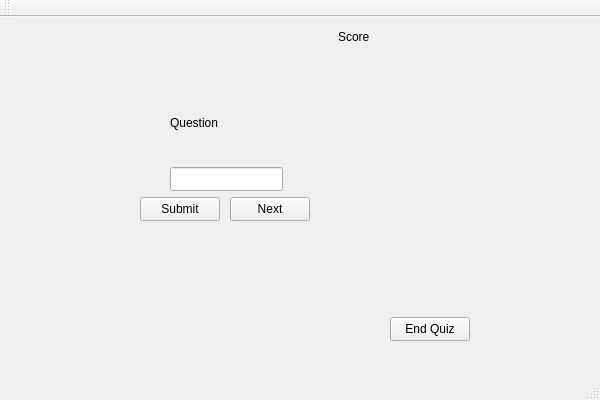
Above: MainUI.ui from CarsonV/MathQuizGenerator before the change. Below: the same form after it.
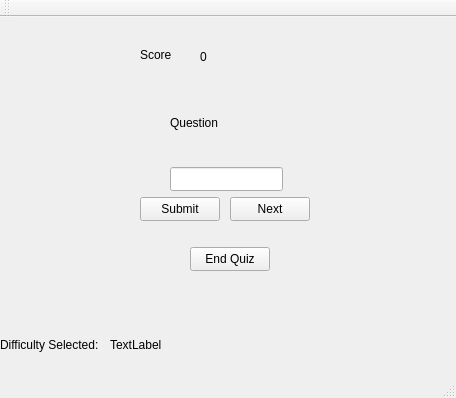
That is the form after the change.

Commit message: Difficulty ui initial implementation

Diff of the .ui file:
```diff
--- a/MainUI.ui
+++ b/MainUI.ui
@@ -6,8 +6,8 @@
    <rect>
     <x>0</x>
     <y>0</y>
-    <width>600</width>
-    <height>400</height>
+    <width>456</width>
+    <height>398</height>
    </rect>
   </property>
   <property name="windowTitle">
@@ -53,21 +53,21 @@
    <widget class="QLabel" name="scoreLabel">
     <property name="geometry">
      <rect>
-      <x>338</x>
-      <y>10</y>
-      <width>131</width>
+      <x>200</x>
+      <y>30</y>
+      <width>41</width>
       <height>20</height>
      </rect>
     </property>
     <property name="text">
-     <string>Score</string>
+     <string>0</string>
     </property>
    </widget>
    <widget class="QPushButton" name="exitButton">
     <property name="geometry">
      <rect>
-      <x>390</x>
-      <y>300</y>
+      <x>190</x>
+      <y>230</y>
       <width>80</width>
       <height>24</height>
      </rect>
@@ -102,6 +102,45 @@
      <string>Next</string>
     </property>
    </widget>
+   <widget class="QLabel" name="difficultyPlaceholder">
+    <property name="geometry">
+     <rect>
+      <x>0</x>
+      <y>320</y>
+      <width>101</width>
+      <height>16</height>
+     </rect>
+    </property>
+    <property name="text">
+     <string>Difficulty Selected:</string>
+    </property>
+   </widget>
+   <widget class="QLabel" name="scorePlaceholder">
+    <property name="geometry">
+     <rect>
+      <x>140</x>
+      <y>30</y>
+      <width>49</width>
+      <height>16</height>
+     </rect>
+    </property>
+    <property name="text">
+     <string>Score</string>
+    </property>
+   </widget>
+   <widget class="QLabel" name="difficultyLabel">
+    <property name="geometry">
+     <rect>
+      <x>110</x>
+      <y>320</y>
+      <width>101</width>
+      <height>16</height>
+     </rect>
+    </property>
+    <property name="text">
+     <string>TextLabel</string>
+    </property>
+   </widget>
   </widget>
   <widget class="QMenuBar" name="menuBar">
    <property name="geometry">
```
Left out of the diff: 6 changed lines with no effect on the pictures. The commit also changes 13 other files.
